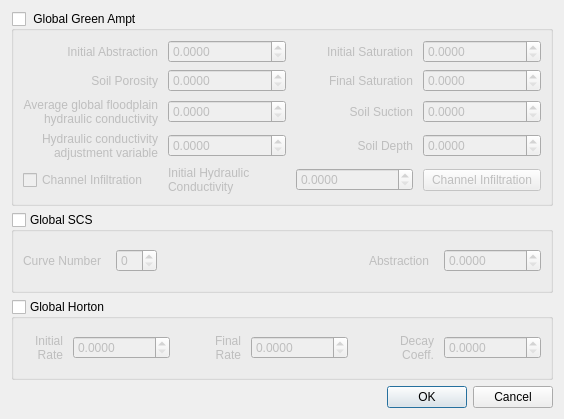
Old version of the form flo2d/ui/infil_global.ui in the repository FLO-2DSoftware/qgis-flo-2d-plugin.
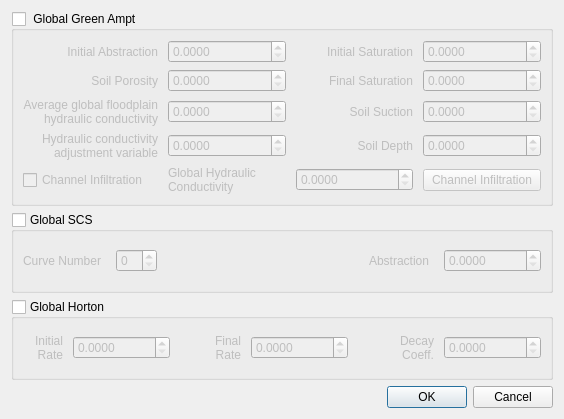
New version of the form.

Commit message: Update Infiltration Dialog with Tooltips

```diff
--- a/flo2d/ui/infil_global.ui
+++ b/flo2d/ui/infil_global.ui
@@ -51,7 +51,7 @@
          <bool>false</bool>
         </property>
         <property name="text">
-         <string>Initial Hydraulic Conductivity</string>
+         <string>Global Hydraulic Conductivity</string>
         </property>
         <property name="wordWrap">
          <bool>true</bool>
```
Left out of the diff: 84 changed lines with no effect on the pictures. The commit also changes 2 other files.
